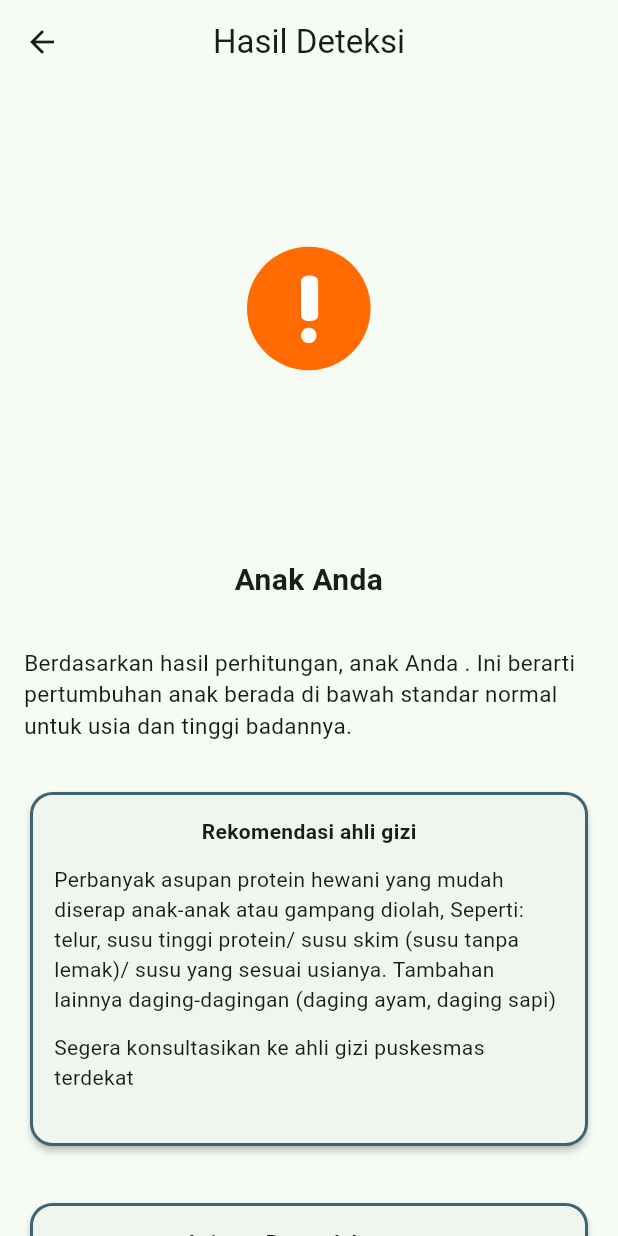
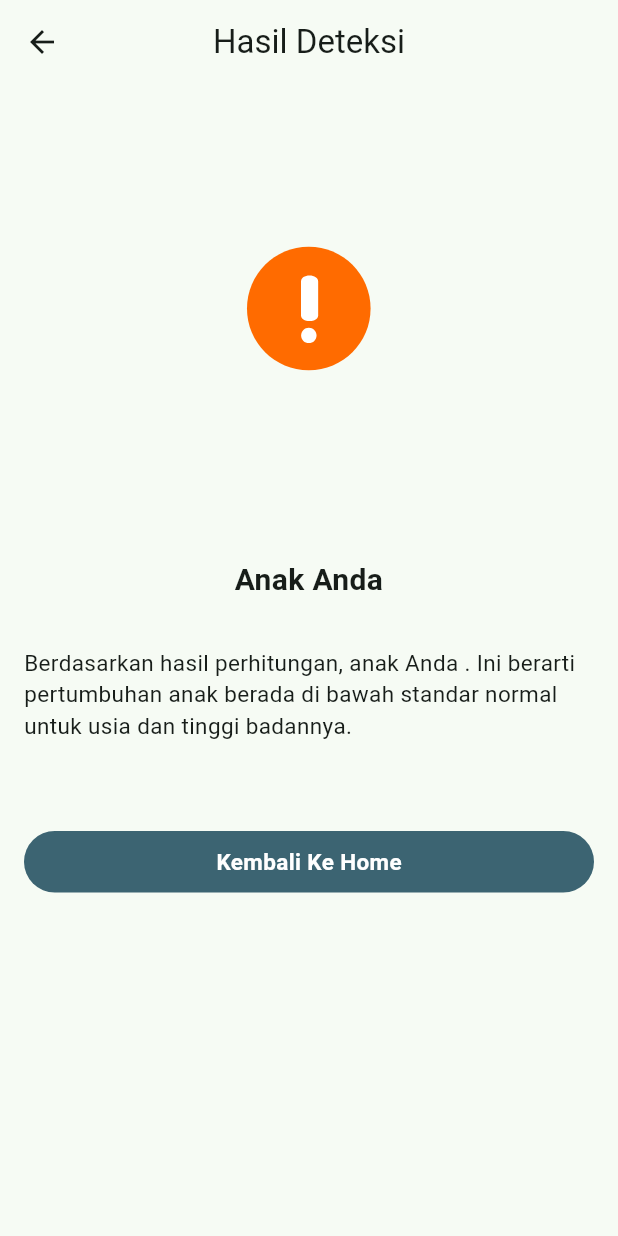
Before and after one commit to Arifrhmn2743/stunt-guard, a Flutter app: the HasilDeteksi screen opened directly with empty values, on a phone screen of 412 x 824 dp. Run offline on Flutter 3.47's test engine with Material 3 defaults, Android fonts, the phone set to English and light mode, and no system bars; drawn by our look-alikes of lottie; our stand-ins replace material_symbols_icons, sqflite, webview_flutter; missing offline and left inert: easy_image_viewer; accounts and stored records are empty; project files that could hold a hidden picture were left out.

Commit message:
Misah deteksi dan penatalaksanaan

```diff
--- a/lib/fitur/home/menu_utama/deteksi/hasil_deteksi.dart
+++ b/lib/fitur/home/menu_utama/deteksi/hasil_deteksi.dart
@@ -73,144 +73,144 @@ class _HasilDeteksiState extends State<HasilDeteksi> {
                   SizedBox(
                     height: 30,
                   ),
-                  Card(
-                    elevation: 2,
-                    shape: RoundedRectangleBorder(
-                      borderRadius: BorderRadius.circular(15.0),
-                      side: BorderSide(
-                        color: Theme.of(context).colorScheme.tertiary,
-                        width: 2.0,
-                      ),
-                    ),
-                    child: Padding(
-                      padding: const EdgeInsets.all(16.0),
-                      child: Column(
-                        crossAxisAlignment: CrossAxisAlignment.start,
-                        children: [
-                          Center(
-                              child: Text(
-                            "Rekomendasi ahli gizi",
-                            style: TextStyle(fontWeight: FontWeight.bold),
-                          )),
-                          SizedBox(
-                            height: 12,
-                          ),
-                          widget.kategori == "Normal"
-                              ? Text(
-                                  "Wah, Selamat Bu, Hasil pemeriksaan menunjukkan gizi anak baik, Terus pertahankan ya Bu!")
-                              : widget.kategori == "Tinggi"
-                                  ? Text(
-                                      "Wah, Selamat Bu, Hasil pemeriksaan menunjukkan gizi anak baik, Terus pertahankan ya Bu!")
-                                  : Text(
-                                      "Perbanyak asupan protein hewani yang mudah diserap anak-anak atau gampang diolah, Seperti: telur, susu tinggi protein/ susu skim (susu tanpa lemak)/ susu yang sesuai usianya. Tambahan lainnya daging-dagingan (daging ayam, daging sapi)"),
-                          // Text(widget.kategori != "Normal"
-                          //     ? "Pastikan anak mendapatkan asupan gizi yang cukup dan seimbang. "
-                          //     : "Rutin periksakan anak ke tenaga kesehatan untuk memantau perkembangan tinggi dan berat badan."),
-                          SizedBox(
-                            height: 12,
-                          ),
-                          widget.kategori == "Normal"
-                              ? Text(
-                                  "Terimakasih sudah rutin membawa anak ke posyandu Bu!")
-                              : widget.kategori == "Tinggi"
-                                  ? Text(
-                                      "Terimakasih sudah rutin membawa anak ke posyandu Bu!")
-                                  : Text(
-                                      "Segera konsultasikan ke ahli gizi puskesmas terdekat"),
-                          SizedBox(
-                            height: 20,
-                          ),
-                          // Container(
-                          //   decoration: BoxDecoration(
-                          //       border: Border.all(),
-                          //       borderRadius: BorderRadius.circular(20),
-                          //       color: Theme.of(context).colorScheme.tertiary),
-                          //   child: ListTile(
-                          //     title: Text(
-                          //       "Tekan disini untuk melihat info selengkapnya",
-                          //       style: TextStyle(color: Colors.white),
+                  // Card(
+                  //   elevation: 2,
+                  //   shape: RoundedRectangleBorder(
+                  //     borderRadius: BorderRadius.circular(15.0),
+                  //     side: BorderSide(
+                  //       color: Theme.of(context).colorScheme.tertiary,
+                  //       width: 2.0,
                   //     ),
-                          //     trailing: Icon(
-                          //       Icons.arrow_forward_ios,
-                          //       color: Colors.white,
+                  //   ),
+                  //   child: Padding(
+                  //     padding: const EdgeInsets.all(16.0),
+                  //     child: Column(
+                  //       crossAxisAlignment: CrossAxisAlignment.start,
+                  //       children: [
+                  //         Center(
+                  //             child: Text(
+                  //           "Rekomendasi ahli gizi",
+                  //           style: TextStyle(fontWeight: FontWeight.bold),
+                  //         )),
+                  //         SizedBox(
+                  //           height: 12,
+                  //         ),
+                  //         widget.kategori == "Normal"
+                  //             ? Text(
+                  //                 "Wah, Selamat Bu, Hasil pemeriksaan menunjukkan gizi anak baik, Terus pertahankan ya Bu!")
+                  //             : widget.kategori == "Tinggi"
+                  //                 ? Text(
+                  //                     "Wah, Selamat Bu, Hasil pemeriksaan menunjukkan gizi anak baik, Terus pertahankan ya Bu!")
+                  //                 : Text(
+                  //                     "Perbanyak asupan protein hewani yang mudah diserap anak-anak atau gampang diolah, Seperti: telur, susu tinggi protein/ susu skim (susu tanpa lemak)/ susu yang sesuai usianya. Tambahan lainnya daging-dagingan (daging ayam, daging sapi)"),
+                  //         // Text(widget.kategori != "Normal"
+                  //         //     ? "Pastikan anak mendapatkan asupan gizi yang cukup dan seimbang. "
+                  //         //     : "Rutin periksakan anak ke tenaga kesehatan untuk memantau perkembangan tinggi dan berat badan."),
+                  //         SizedBox(
+                  //           height: 12,
+                  //         ),
+                  //         widget.kategori == "Normal"
+                  //             ? Text(
+                  //                 "Terimakasih sudah rutin membawa anak ke posyandu Bu!")
+                  //             : widget.kategori == "Tinggi"
+                  //                 ? Text(
+                  //                     "Terimakasih sudah rutin membawa anak ke posyandu Bu!")
+                  //                 : Text(
+                  //                     "Segera konsultasikan ke ahli gizi puskesmas terdekat"),
+                  //         SizedBox(
+                  //           height: 20,
+                  //         ),
+                  //         // Container(
+                  //         //   decoration: BoxDecoration(
+                  //         //       border: Border.all(),
+                  //         //       borderRadius: BorderRadius.circular(20),
+                  //         //       color: Theme.of(context).colorScheme.tertiary),
+                  //         //   child: ListTile(
+                  //         //     title: Text(
+                  //         //       "Tekan disini untuk melihat info selengkapnya",
+                  //         //       style: TextStyle(color: Colors.white),
+                  //         //     ),
+                  //         //     trailing: Icon(
+                  //         //       Icons.arrow_forward_ios,
+                  //         //       color: Colors.white,
+                  //         //     ),
+                  //         //     onTap: () {},
+                  //         //   ),
+                  //         // ),
+                  //         // SizedBox(
+                  //         //   height: 12,
+                  //         // ),
+                  //       ],
                   //     ),
-                          //     onTap: () {},
                   //   ),
                   // ),
                   // SizedBox(
-                          //   height: 12,
+                  //   height: 30,
                   // ),
-                        ],
-                      ),
-                    ),
-                  ),
-                  SizedBox(
-                    height: 30,
-                  ),
-                  Card(
-                    elevation: 2,
-                    shape: RoundedRectangleBorder(
-                      borderRadius: BorderRadius.circular(15.0),
-                      side: BorderSide(
-                        color: Theme.of(context).colorScheme.tertiary,
-                        width: 2.0,
-                      ),
-                    ),
-                    child: Padding(
-                      padding: const EdgeInsets.all(16.0),
-                      child: Column(
-                        crossAxisAlignment: CrossAxisAlignment.start,
-                        children: [
-                          Center(
-                              child: Text(
-                            "Anjuran Penatalaksanaan",
-                            style: TextStyle(fontWeight: FontWeight.bold),
-                          )),
-                          SizedBox(
-                            height: 12,
-                          ),
-                          Text(widget.kategori == "Normal" ||
-                                  widget.kategori == "Tinggi"
-                              ? "Tetap pertahankan pola makan yang sehat dan bergizi untuk mendukung pertumbuhan anak secara optimal."
-                              : "Konsultasikan segera dengan tenaga kesehatan atau dokter anak untuk mendapatkan penanganan lebih lanjut. "),
-                          SizedBox(
-                            height: 12,
-                          ),
-                          widget.kategori == "Normal" ||
-                                  widget.kategori == "Tinggi"
-                              ? SizedBox.shrink()
-                              : Container(
-                                  decoration: BoxDecoration(
-                                      border: Border.all(),
-                                      borderRadius: BorderRadius.circular(20),
-                                      color: Theme.of(context)
-                                          .colorScheme
-                                          .tertiary),
-                                  child: ListTile(
-                                    title: Text(
-                                      "Pelajari lebih lanjut tentang pencegahan stunting dari Kementerian Kesehatan tahun 2021 – tekan di sini.",
-                                      style: TextStyle(color: Colors.white),
-                                    ),
-                                    trailing: Icon(
-                                      Icons.arrow_forward_ios,
-                                      color: Colors.white,
-                                    ),
-                                    onTap: () {
-                                      // Navigator.push(context,
-                                      //     MaterialPageRoute(builder: (context) {
-                                      //   return WebviewLink();
-                                      // }));
-                                      _launchUrl();
-                                    },
-                                  ),
-                                ),
-                          SizedBox(
-                            height: 12,
-                          ),
-                        ],
-                      ),
-                    ),
-                  ),
+                  // Card(
+                  //   elevation: 2,
+                  //   shape: RoundedRectangleBorder(
+                  //     borderRadius: BorderRadius.circular(15.0),
+                  //     side: BorderSide(
+                  //       color: Theme.of(context).colorScheme.tertiary,
+                  //       width: 2.0,
+                  //     ),
+                  //   ),
+                  //   child: Padding(
+                  //     padding: const EdgeInsets.all(16.0),
+                  //     child: Column(
+                  //       crossAxisAlignment: CrossAxisAlignment.start,
+                  //       children: [
+                  //         Center(
+                  //             child: Text(
+                  //           "Anjuran Penatalaksanaan",
+                  //           style: TextStyle(fontWeight: FontWeight.bold),
+                  //         )),
+                  //         SizedBox(
+                  //           height: 12,
+                  //         ),
+                  //         Text(widget.kategori == "Normal" ||
+                  //                 widget.kategori == "Tinggi"
+                  //             ? "Tetap pertahankan pola makan yang sehat dan bergizi untuk mendukung pertumbuhan anak secara optimal."
+                  //             : "Konsultasikan segera dengan tenaga kesehatan atau dokter anak untuk mendapatkan penanganan lebih lanjut. "),
+                  //         SizedBox(
+                  //           height: 12,
+                  //         ),
+                  //         widget.kategori == "Normal" ||
+                  //                 widget.kategori == "Tinggi"
+                  //             ? SizedBox.shrink()
+                  //             : Container(
+                  //                 decoration: BoxDecoration(
+                  //                     border: Border.all(),
+                  //                     borderRadius: BorderRadius.circular(20),
+                  //                     color: Theme.of(context)
+                  //                         .colorScheme
+                  //                         .tertiary),
+                  //                 child: ListTile(
+                  //                   title: Text(
+                  //                     "Pelajari lebih lanjut tentang pencegahan stunting dari Kementerian Kesehatan tahun 2021 – tekan di sini.",
+                  //                     style: TextStyle(color: Colors.white),
+                  //                   ),
+                  //                   trailing: Icon(
+                  //                     Icons.arrow_forward_ios,
+                  //                     color: Colors.white,
+                  //                   ),
+                  //                   onTap: () {
+                  //                     // Navigator.push(context,
+                  //                     //     MaterialPageRoute(builder: (context) {
+                  //                     //   return WebviewLink();
+                  //                     // }));
+                  //                     _launchUrl();
+                  //                   },
+                  //                 ),
+                  //               ),
+                  //         SizedBox(
+                  //           height: 12,
+                  //         ),
+                  //       ],
+                  //     ),
+                  //   ),
+                  // ),
                   SizedBox(
                     height: 30,
                   ),
--- a/lib/fitur/home/menu_utama/deteksi/simulasi_stunting.dart
+++ b/lib/fitur/home/menu_utama/deteksi/simulasi_stunting.dart
@@ -252,7 +252,7 @@ class _SimulasiStuntingState extends State<SimulasiStunting> {
   Widget build(BuildContext context) {
     return Scaffold(
       appBar: AppBar(
-        title: const Text("Deteksi & Penatalaksanaan"),
+        title: const Text("Deteksi"),
         centerTitle: true,
       ),
       body: Form(
--- a/pubspec.yaml
+++ b/pubspec.yaml
@@ -16,7 +16,7 @@ publish_to: 'none' # Remove this line if you wish to publish to pub.dev
 # https://developer.apple.com/library/archive/documentation/General/Reference/InfoPlistKeyReference/Articles/CoreFoundationKeys.html
 # In Windows, build-name is used as the major, minor, and patch parts
 # of the product and file versions while build-number is used as the build suffix.
-version: 1.0.0+1
+version: 1.0.1+2
 
 environment:
   sdk: ^3.5.2
```
Also changed, not shown: lib/fitur/home/homepage.dart (+24 -2 lines), lib/fitur/home/menu_utama/deteksi/deteksi_dan_penatalaksanaan.dart (added, +81 -0 lines), lib/fitur/home/menu_utama/deteksi/penatalaksanaan.dart (added, +199 -0 lines), assets/images/deteksi.png (added), assets/images/gizi-sensitif.png (added), assets/images/gizi-spesifik-1.png (added), assets/images/gizi-spesifik-2.png (added), 1 other file. Lines whose indentation alone changed are shown as unchanged.
